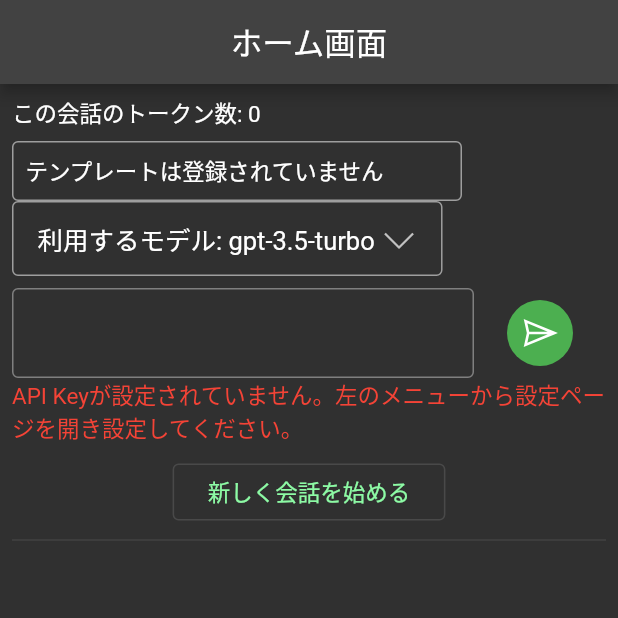
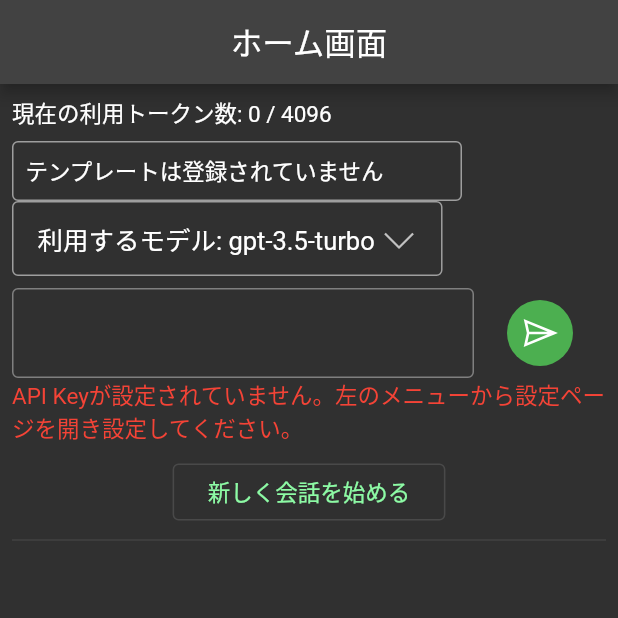
Before and after one commit to hotdrop/my-assistant, a Flutter app: the screen it shows after launch, on a phone screen of 412 x 824 dp, the top half of it. Run offline on Flutter 3.47's test engine with Material 2 defaults, Android fonts, the phone set to English and light mode, and no system bars; our stand-ins replace firebase_core, flutter_markdown, flutter_riverpod, freezed_annotation, hive_flutter, line_icons and 5 more; missing offline and left inert: flutter_highlighter, markdown; accounts and stored records are empty; generated files the repository leaves out were written again; Roboto replaces fonts that are missing (Note Sans JP).

Commit message:
fix: 最大トークン数を表示するようにした

```diff
--- a/lib/ui/home/home_page.dart
+++ b/lib/ui/home/home_page.dart
@@ -48,9 +48,9 @@ class _ViewHeader extends ConsumerWidget {
 
   @override
   Widget build(BuildContext context, WidgetRef ref) {
-    return Text(
-      'この会話のトークン数: ${ref.watch(threadProvider.select((value) => value.currentTalkNum))}',
-    );
+    final useToken = ref.watch(threadProvider.select((value) => value.currentTalkNum));
+    final maxToken = ref.watch(appSettingsProvider.select((value) => value.maxTokensNum));
+    return Text('現在の利用トークン数: $useToken / $maxToken');
   }
 }
 
```
